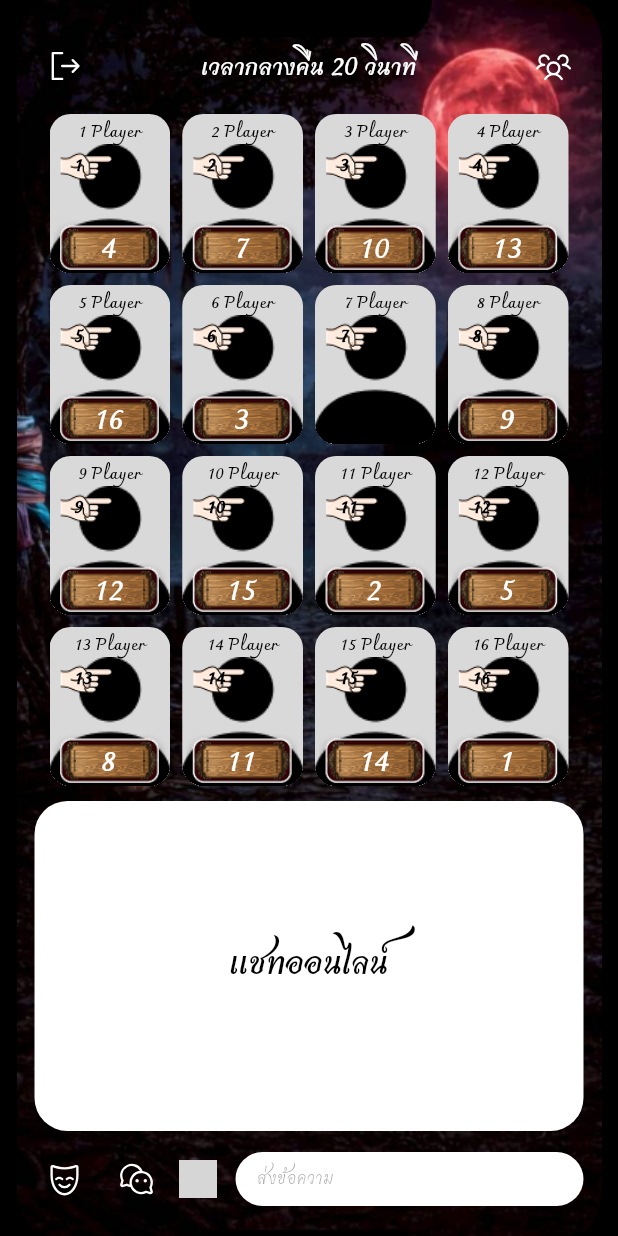
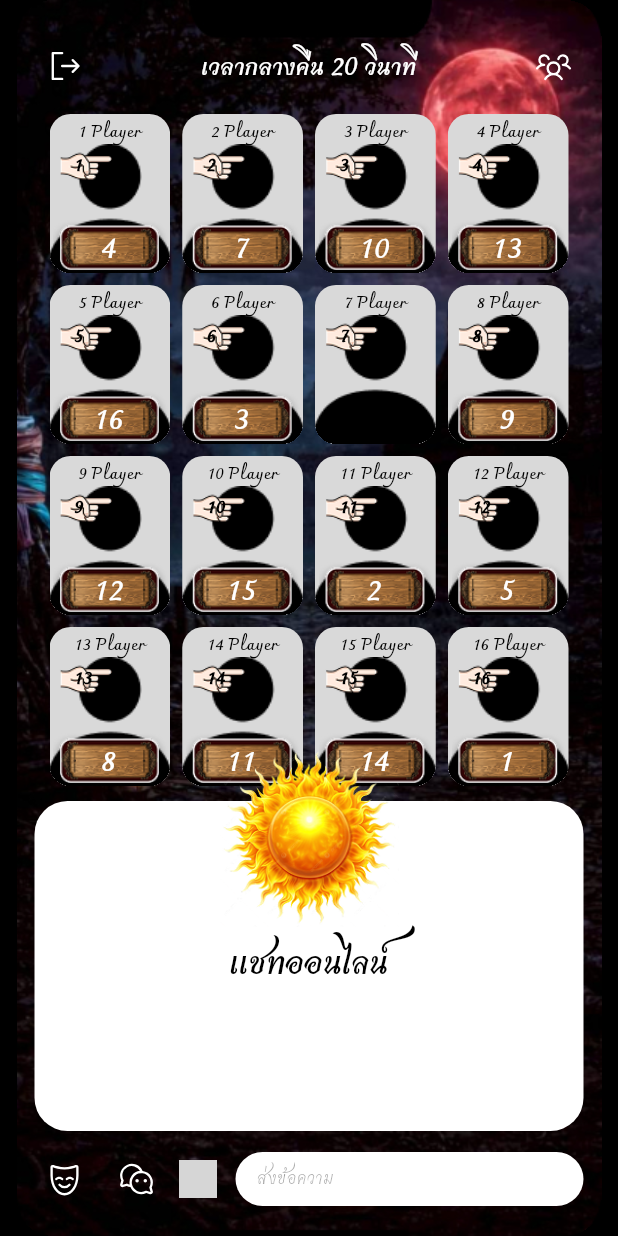
Before and after one commit to we9d/areyoughost, a Flutter app: the GameScreen screen opened directly with empty values, on a phone screen of 412 x 824 dp. Run offline on Flutter 3.47's test engine with Material 3 defaults, Android fonts, the phone set to English and light mode, and no system bars; our stand-ins replace bootstrap_icons, flutter_svg, phosphor_flutter, shared_preferences; missing offline and left inert: dart:ffi, flutter_rust_bridge, window_manager; accounts and stored records are empty; grey boxes are pictures that could not be loaded.

Commit message:
DEV--Day Time Animation

```diff
--- a/frontend/lib/ui/game/game_screen.dart
+++ b/frontend/lib/ui/game/game_screen.dart
@@ -1,13 +1,12 @@
 import 'package:flutter/material.dart';
 import 'package:areyoughost/ui/game/widgets/game_top_bar.dart';
 import 'package:areyoughost/ui/game/widgets/player_grid.dart';
-import 'package:areyoughost/ui/game/widgets/player_grid_day.dart';
-import 'package:areyoughost/ui/game/widgets/player_grid_night.dart';
 import 'package:areyoughost/ui/game/widgets/chat_box.dart';
 import 'package:areyoughost/ui/game/widgets/chat_input_row.dart';
 import 'package:areyoughost/ui/dialogs/role_info_dialog.dart';
 import 'package:areyoughost/ui/dialogs/skill_select_dialog.dart';
 import 'package:areyoughost/models/mock_models.dart';
+import 'package:areyoughost/ui/game/widgets/DayTimeAnimation.dart';
 
 class GameScreen extends StatefulWidget {
   final String roomId;
@@ -29,7 +28,6 @@ class _GameScreenState extends State<GameScreen> {
   late List<RoleInfo> allRoles;
   late List<SkillOption> currentRoleSkills;
 
-  /// หมายเลขผู้เล่นของเรา
   int myPlayerNumber = 7;
   int? selectedTarget;
 
@@ -49,8 +47,14 @@ class _GameScreenState extends State<GameScreen> {
     ];
 
     currentRoleSkills = [
-      SkillOption(name: 'Investigate', description: 'Investigate a player'),
-      SkillOption(name: 'Protect', description: 'Protect a player'),
+      SkillOption(
+        name: 'Investigate',
+        description: 'Investigate a player',
+      ),
+      SkillOption(
+        name: 'Protect',
+        description: 'Protect a player',
+      ),
     ];
   }
 
@@ -80,12 +84,14 @@ class _GameScreenState extends State<GameScreen> {
                 ),
               ),
 
-              /// Main Layout
+              /// ☀️ Sun Animation (Moved to front below Main UI)
+
+              /// Main UI
               Positioned.fill(
                 child: Column(
                   children: [
 
-                    /// TOP BAR
+                    /// Top Bar
                     GameTopBar(
                       title: 'เวลากลางคืน 20 วินาที',
                       onExitTap: () {},
@@ -94,7 +100,7 @@ class _GameScreenState extends State<GameScreen> {
 
                     const SizedBox(height: 6),
 
-                    /// PLAYER GRID
+                    /// Player Grid
                     Expanded(
                       flex: 5,
                       child: Padding(
@@ -103,17 +109,14 @@ class _GameScreenState extends State<GameScreen> {
                           players: players,
                           myPlayerNumber: myPlayerNumber,
                           selectedTarget: selectedTarget,
+                          onPlayerTap: (number) {
 
-                          /// เวลากดผู้เล่น
-                          onPlayerTap: (number) {
-                            /// ห้ามกดตัวเอง
                             if (number == myPlayerNumber) return;
 
                             setState(() {
                               selectedTarget = number;
                             });
 
-                            // TODO: ใส่ logic เกม เช่น เลือกเป้าหมาย skill หรือ vote
                           },
                         ),
                       ),
@@ -121,7 +124,7 @@ class _GameScreenState extends State<GameScreen> {
 
                     const SizedBox(height: 2),
 
-                    /// CHAT BOX
+                    /// Chat Box
                     SizedBox(
                       height: 220,
                       child: ChatBox(messages: chatMessages),
@@ -129,12 +132,14 @@ class _GameScreenState extends State<GameScreen> {
 
                     const SizedBox(height: 4),
 
-                    /// CHAT INPUT
+                    /// Chat Input
                     ChatInputRow(
                       onRoleInfoTap: () {
                         showDialog(
                           context: context,
-                          builder: (_) => RoleInfoDialog(roles: allRoles),
+                          builder: (_) => RoleInfoDialog(
+                            roles: allRoles,
+                          ),
                         );
                       },
                       onSkillTap: () {
@@ -153,6 +158,19 @@ class _GameScreenState extends State<GameScreen> {
                   ],
                 ),
               ),
+
+              /// ☀️ Sun Animation
+              Positioned(
+                top: 0,
+                bottom: 0,
+                left: 0,
+                right: 0,
+                child: const IgnorePointer(
+                  child: Center(
+                    child: DayTimeAnimation(),
+                  ),
+                ),
+              ),
             ],
           ),
         ),
--- /dev/null
+++ b/frontend/lib/ui/game/widgets/DayTimeAnimation.dart
@@ -0,0 +1,85 @@
+import 'package:flutter/material.dart';
+
+class DayTimeAnimation extends StatefulWidget {
+  const DayTimeAnimation({super.key});
+
+  @override
+  State<DayTimeAnimation> createState() => _DayTimeAnimationState();
+}
+
+class _DayTimeAnimationState extends State<DayTimeAnimation>
+    with SingleTickerProviderStateMixin {
+
+  late AnimationController _controller;
+  late Animation<double> _animation;
+
+  bool _isVisible = true;
+
+  @override
+  void initState() {
+    super.initState();
+
+    /// เพิ่มเวลา animation เป็น 6 วินาที
+    _controller = AnimationController(
+      vsync: this,
+      duration: const Duration(seconds: 6),
+    );
+
+    /// Animation: ขึ้น → หยุด → ลง
+    _animation = TweenSequence<double>([
+      TweenSequenceItem(
+        tween: Tween(begin: 500.0, end: -250.0),
+        weight: 40,
+      ),
+      TweenSequenceItem(
+        tween: Tween(begin: -250.0, end: -250.0),
+        weight: 10,
+      ),
+      TweenSequenceItem(
+        tween: Tween(begin: -250.0, end: 500.0),
+        weight: 40,
+      ),
+    ]).animate(
+      CurvedAnimation(
+        parent: _controller,
+        curve: Curves.easeInOut,
+      ),
+    );
+
+    /// เล่น animation ครั้งเดียว
+    _controller.forward().then((_) {
+      if (mounted) {
+        setState(() {
+          _isVisible = false;
+        });
+      }
+    });
+  }
+
+  @override
+  void dispose() {
+    _controller.dispose();
+    super.dispose();
+  }
+
+  @override
+  Widget build(BuildContext context) {
+    if (!_isVisible) {
+      return const SizedBox.shrink();
+    }
+
+    return AnimatedBuilder(
+      animation: _animation,
+      builder: (context, child) {
+        return Transform.translate(
+          offset: Offset(0, _animation.value),
+          child: child,
+        );
+      },
+      child: Image.asset(
+        "assets/images/sun.png",
+        width: 120,
+      ),
+    );
+  }
+}
--- a/frontend/pubspec.yaml
+++ b/frontend/pubspec.yaml
@@ -88,7 +88,8 @@ flutter:
     - assets/images/Sign.png
     - assets/images/Point_Finger.png
     - assets/images/Ghost_Finger.png
-
+    - assets/images/sun.png
+    - assets/images/moon.png
 
 
   # An image asset can refer to one or more resolution-specific "variants", see
```
Also changed, not shown: frontend/assets/images/moon.png (added), frontend/assets/images/sun.png (added).
